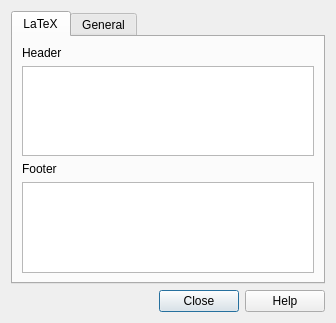
ankitects/anki, file designer/modelopts.ui: the form before one commit.
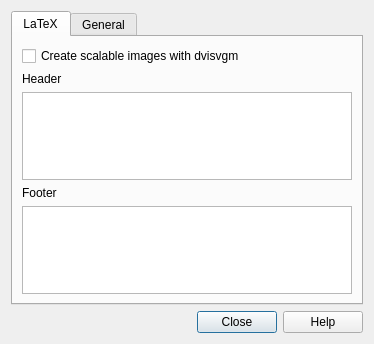
The form after the commit.

Commit message:
turn latex svg into a note type option
needed until the other clients support svgs

What changed in the file:
```diff
--- a/designer/modelopts.ui
+++ b/designer/modelopts.ui
@@ -9,8 +9,8 @@
    <rect>
     <x>0</x>
     <y>0</y>
-    <width>276</width>
-    <height>323</height>
+    <width>374</width>
+    <height>344</height>
    </rect>
   </property>
   <property name="windowTitle">
@@ -27,6 +27,13 @@
        <string>LaTeX</string>
       </attribute>
       <layout class="QVBoxLayout" name="verticalLayout">
+       <item>
+        <widget class="QCheckBox" name="latexsvg">
+         <property name="text">
+          <string>Create scalable images with dvisvgm</string>
+         </property>
+        </widget>
+       </item>
        <item>
         <widget class="QLabel" name="label_6">
          <property name="text">
```
The commit also changes 2 other files.
